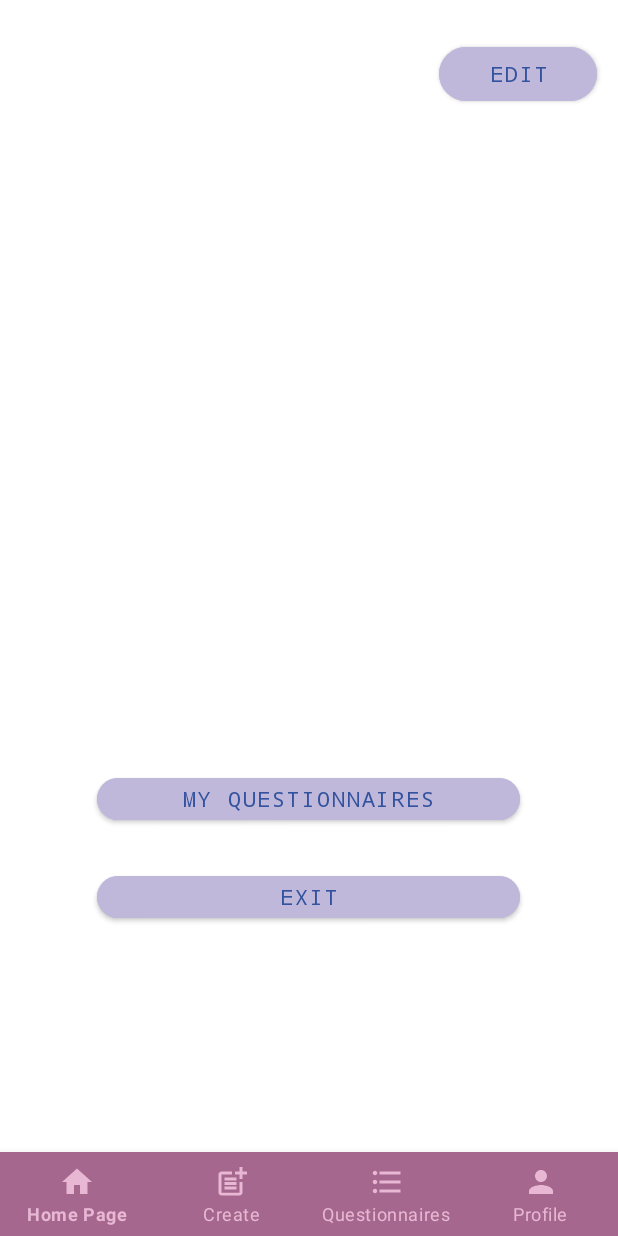
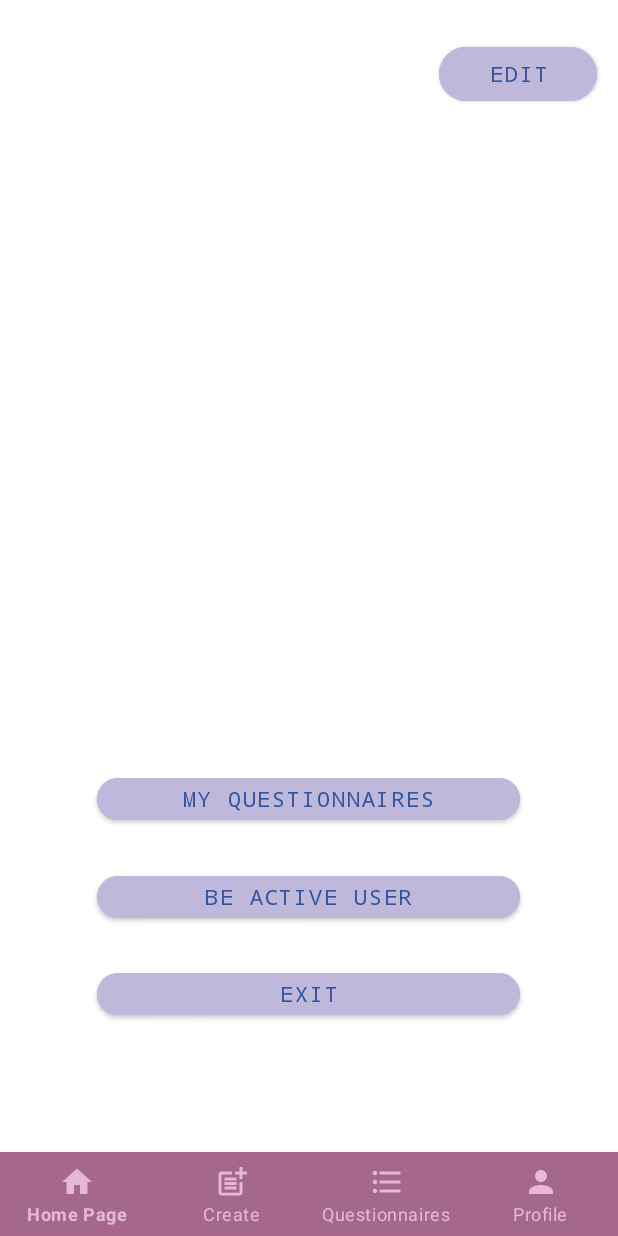
Before and after one commit to mertatakan96/QuestionManagement, an Android app: the layout activity_profile.xml on its own in the app's theme, with its tools: preview values and no code run, on a phone screen of 412 x 824 dp. Run offline under Robolectric (Android 15) with nearby library versions, the phone set to English and light mode, and no system bars.

Commit message:
beActiveProfile Page
*active user olmak için başvuru yapılıyor
eğer active üye başvurusu yapıldıysa uyarı veriyor.

```diff
--- a/app/src/main/java/com/seproject/questionmanagement/Activities/RegisterActivity.java
+++ b/app/src/main/java/com/seproject/questionmanagement/Activities/RegisterActivity.java
@@ -161,7 +161,8 @@ public class RegisterActivity extends AppCompatActivity {
         String birthdate = dateButton.getText().toString();
         String selectedGender = radioGenderButton.getText().toString();//null exception eklenebilir
         String userRole = "0"; //0:User, 1:ActiveUser, 2:Admin
-        String activeStatus = "0"; // 0:dint apply 1:waiting approval
+        String activeStatus = "0"; // 0:dint apply 1:waiting approval 2:applied toBeActiveUser
+        String tcno = ""; //created empty
 
 
         if (TextUtils.isEmpty(email)){
@@ -209,6 +210,7 @@ public class RegisterActivity extends AppCompatActivity {
                                         user.put("photo", downloadUrl);
                                         user.put("userRole", userRole);
                                         user.put("activeStatus", activeStatus);
+                                        user.put("tcno",tcno);
                                         documentReference.set(user).addOnSuccessListener(new OnSuccessListener<Void>() {
                                             @Override
                                             public void onSuccess(Void unused) {
--- a/app/src/main/res/layout/activity_profile.xml
+++ b/app/src/main/res/layout/activity_profile.xml
@@ -55,12 +55,26 @@
         app:cornerRadius="35sp" />
 
     <Button
+        android:id="@+id/profilePageBeActive"
+        android:layout_width="282dp"
+        android:layout_height="40dp"
+        android:layout_above="@+id/bottomBar"
+        android:layout_centerHorizontal="true"
+        android:layout_marginBottom="150dp"
+        android:backgroundTint="@color/lightPurple"
+        android:fontFamily="monospace"
+        android:onClick="profilePageBeActiveProfileClicked"
+        android:text="Be Active User"
+        android:textColor="@color/darkBlue"
+        app:cornerRadius="35sp"></Button>
+
+    <Button
         android:id="@+id/profilePageExit"
         android:layout_width="282dp"
         android:layout_height="40dp"
         android:layout_above="@+id/bottomBar"
         android:layout_centerHorizontal="true"
-        android:layout_marginBottom="150dp"
+        android:layout_marginBottom="85dp"
         android:backgroundTint="@color/lightPurple"
         android:fontFamily="monospace"
         android:onClick="profilePageExitProfileClicked"
```
Also changed, not shown: app/src/main/java/com/seproject/questionmanagement/Activities/ProfileActivity.java (+61 -0 lines).
